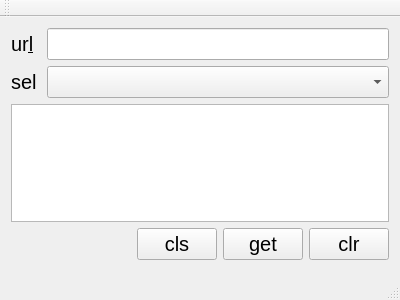
First picture: the form in http/mainwindow.ui, repository maoxingda/Qt, before the edit.
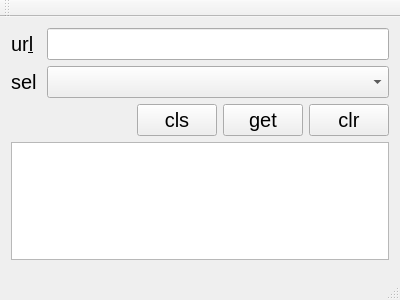
Second picture: the form after the edit.

What changed in the file:
```diff
--- a/http/mainwindow.ui
+++ b/http/mainwindow.ui
@@ -58,9 +58,6 @@
         </item>
        </layout>
       </item>
-      <item>
-       <widget class="QTextBrowser" name="textBrowser"/>
-      </item>
       <item>
        <layout class="QHBoxLayout" name="horizontalLayout">
         <item>
@@ -111,6 +108,9 @@
         </item>
        </layout>
       </item>
+      <item>
+       <widget class="QTextBrowser" name="textBrowser"/>
+      </item>
      </layout>
     </item>
    </layout>
```
